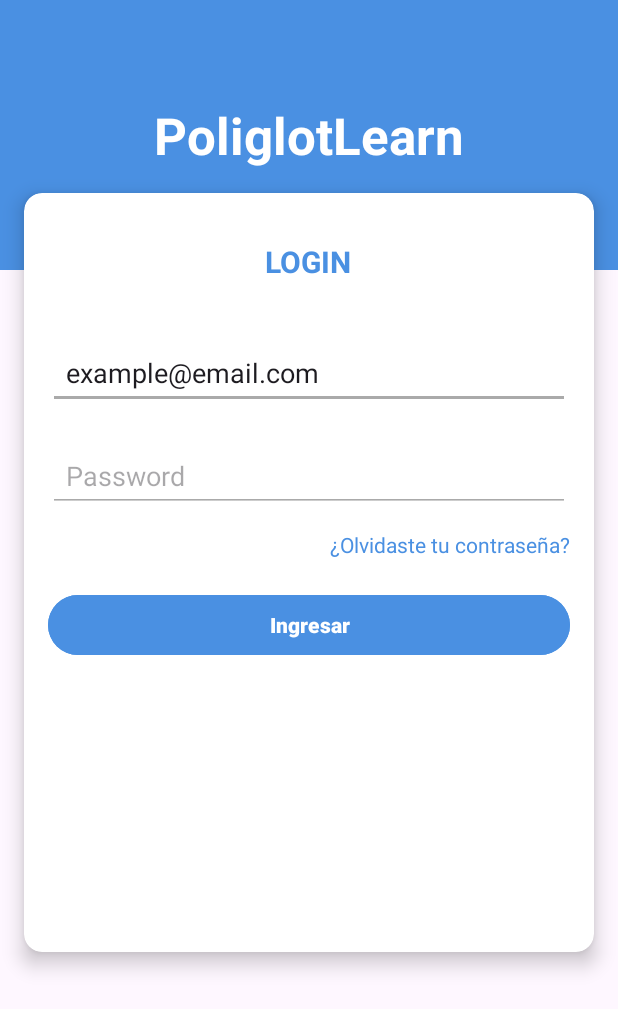
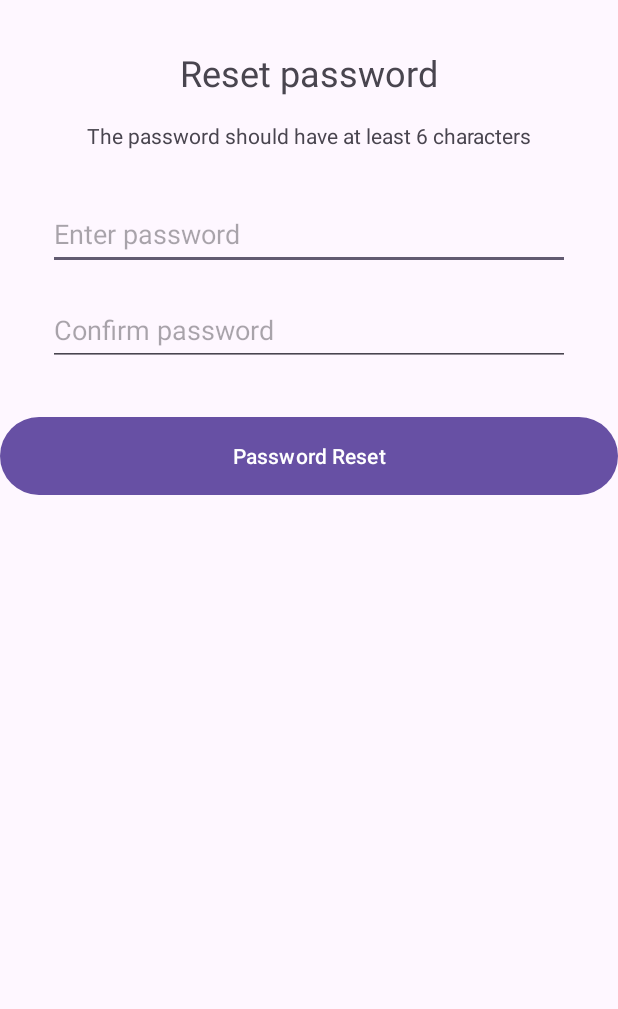
Before and after one commit to wilmersaz/PolyglotLearn, an Android app: the layout activity_main.xml on its own in the app's theme, with its tools: preview values and no code run, on a phone screen of 412 x 824 dp. Shown: the top 1009 px of the screen. Run offline under Robolectric (Android 15) with nearby library versions, the phone set to English and light mode, and no system bars.

Commit message:
creacion reset password

```diff
--- a/app/src/main/res/layout/activity_main.xml
+++ b/app/src/main/res/layout/activity_main.xml
@@ -1,110 +1,66 @@
 <?xml version="1.0" encoding="utf-8"?>
-<androidx.constraintlayout.widget.ConstraintLayout
-    xmlns:android="http://schemas.android.com/apk/res/android"
+<androidx.constraintlayout.widget.ConstraintLayout xmlns:android="http://schemas.android.com/apk/res/android"
     xmlns:app="http://schemas.android.com/apk/res-auto"
-    xmlns:tools="http://schemas.android.com/tools"
-    android:id="@+id/main"
     android:layout_width="match_parent"
-    android:layout_height="match_parent"
-    tools:context=".MainActivity">
-
-    <View
-        android:id="@+id/header"
-        android:layout_width="0dp"
-        android:layout_height="180dp"
-        android:background="@color/blue"
-        app:layout_constraintTop_toTopOf="parent"
-        app:layout_constraintStart_toStartOf="parent"
-        app:layout_constraintEnd_toEndOf="parent"/>
+    android:layout_height="match_parent">
 
     <TextView
-        android:id="@+id/appTitle"
+        android:id="@+id/textView"
         android:layout_width="wrap_content"
         android:layout_height="wrap_content"
-        android:text="PoliglotLearn"
-        android:textColor="@color/whiteTextColor"
-        android:textSize="34sp"
-        android:textStyle="bold"
-        app:layout_constraintBottom_toBottomOf="@+id/header"
+        android:layout_marginTop="32dp"
+        android:text="@string/reset_password"
+        android:textSize="24sp"
         app:layout_constraintEnd_toEndOf="parent"
         app:layout_constraintStart_toStartOf="parent"
-        app:layout_constraintTop_toTopOf="@+id/header" />
+        app:layout_constraintTop_toTopOf="parent" />
 
-    <androidx.cardview.widget.CardView
-        android:id="@+id/loginCard"
+    <TextView
+        android:id="@+id/textView2"
+        android:layout_width="wrap_content"
+        android:layout_height="wrap_content"
+        android:layout_marginTop="16dp"
+        android:text="@string/the_password_should_have_at_least_6_characters"
+        app:layout_constraintEnd_toEndOf="parent"
+        app:layout_constraintStart_toStartOf="parent"
+        app:layout_constraintTop_toBottomOf="@+id/textView" />
+
+    <EditText
+        android:id="@+id/editTextPassword"
         android:layout_width="0dp"
         android:layout_height="wrap_content"
-        android:layout_margin="16dp"
-        app:cardCornerRadius="12dp"
-        app:cardElevation="8dp"
+        android:layout_marginStart="32dp"
+        android:layout_marginTop="32dp"
+        android:layout_marginEnd="32dp"
+        android:hint="@string/enter_password"
+        android:inputType="textPassword"
+        android:minHeight="48dp"
         app:layout_constraintEnd_toEndOf="parent"
         app:layout_constraintStart_toStartOf="parent"
-        app:layout_constraintTop_toBottomOf="@id/appTitle">
+        app:layout_constraintTop_toBottomOf="@+id/textView2" />
 
-        <LinearLayout
-            android:layout_width="match_parent"
-            android:layout_height="490dp"
-            android:layout_marginBottom="16dp"
-            android:orientation="vertical"
-            android:padding="16dp">
+    <EditText
+        android:id="@+id/editTextConfirmPassword"
+        android:layout_width="0dp"
+        android:layout_height="wrap_content"
+        android:layout_marginStart="32dp"
+        android:layout_marginTop="16dp"
+        android:layout_marginEnd="32dp"
+        android:hint="@string/confirm_password"
+        android:inputType="textPassword"
+        android:minHeight="48dp"
+        app:layout_constraintEnd_toEndOf="parent"
+        app:layout_constraintStart_toStartOf="parent"
+        app:layout_constraintTop_toBottomOf="@+id/editTextPassword" />
 
-            <!-- Texto "Login" -->
-            <TextView
-                android:id="@+id/loginTitle"
-                android:layout_width="wrap_content"
-                android:layout_height="wrap_content"
-                android:layout_gravity="center_horizontal"
-                android:layout_marginTop="16dp"
-                android:layout_marginBottom="16dp"
-                android:text="LOGIN"
-                android:textColor="@color/blue"
-                android:textSize="20sp"
-                android:textStyle="bold" />
+    <Button
+        android:id="@+id/buttonResetPassword"
+        android:layout_width="match_parent"
+        android:layout_height="60dp"
+        android:layout_marginTop="30dp"
+        android:text="@string/password_reset"
+        app:layout_constraintEnd_toEndOf="parent"
+        app:layout_constraintStart_toStartOf="parent"
+        app:layout_constraintTop_toBottomOf="@+id/editTextConfirmPassword" />
 
-            <!-- Campo para el email -->
-            <EditText
-                android:id="@+id/emailEditText"
-                android:layout_width="match_parent"
-                android:layout_height="wrap_content"
-                android:layout_marginTop="20dp"
-                android:backgroundTint="@android:color/darker_gray"
-                android:hint="Username"
-                android:inputType="textEmailAddress"
-                android:padding="12dp"
-                android:text="example@email.com" />
-
-            <!-- Campo para la contraseña -->
-            <EditText
-                android:id="@+id/passwordEditText"
-                android:layout_width="match_parent"
-                android:layout_height="wrap_content"
-                android:layout_marginTop="20dp"
-                android:backgroundTint="@android:color/darker_gray"
-                android:hint="Password"
-                android:inputType="textPassword"
-                android:padding="12dp" />
-
-            <!-- Enlace para recuperar la contraseña -->
-            <TextView
-                android:id="@+id/forgotPasswordTextView"
-                android:layout_width="wrap_content"
-                android:layout_height="wrap_content"
-                android:layout_gravity="end"
-                android:layout_marginTop="12dp"
-                android:text="¿Olvidaste tu contraseña?"
-                android:textColor="@color/blue" />
-
-            <!-- Botón de login -->
-            <Button
-                android:id="@+id/loginButton"
-                android:layout_width="match_parent"
-                android:layout_height="wrap_content"
-                android:layout_marginTop="20dp"
-                android:backgroundTint="@color/blue"
-                android:text="Ingresar"
-                android:textColor="@color/white"
-                android:textStyle="bold" />
-
-        </LinearLayout>
-    </androidx.cardview.widget.CardView>
 </androidx.constraintlayout.widget.ConstraintLayout>
--- a/app/src/main/res/mipmap-anydpi-v26/ic_launcher.xml
+++ b/app/src/main/res/mipmap-anydpi-v26/ic_launcher.xml
@@ -2,4 +2,7 @@
 <adaptive-icon xmlns:android="http://schemas.android.com/apk/res/android">
     <background android:drawable="@drawable/ic_launcher_background"/>
     <foreground android:drawable="@mipmap/ic_launcher_foreground"/>
+    <background android:drawable="@drawable/ic_launcher_background" />
+    <foreground android:drawable="@drawable/ic_launcher_foreground" />
+    <monochrome android:drawable="@drawable/ic_launcher_foreground" />
 </adaptive-icon>
--- a/app/src/main/res/mipmap-anydpi-v26/ic_launcher_round.xml
+++ b/app/src/main/res/mipmap-anydpi-v26/ic_launcher_round.xml
@@ -2,4 +2,7 @@
 <adaptive-icon xmlns:android="http://schemas.android.com/apk/res/android">
     <background android:drawable="@drawable/ic_launcher_background"/>
     <foreground android:drawable="@mipmap/ic_launcher_foreground"/>
+    <background android:drawable="@drawable/ic_launcher_background" />
+    <foreground android:drawable="@drawable/ic_launcher_foreground" />
+    <monochrome android:drawable="@drawable/ic_launcher_foreground" />
 </adaptive-icon>
--- a/app/src/main/res/values/strings.xml
+++ b/app/src/main/res/values/strings.xml
@@ -1,9 +1,10 @@
 <resources>
     <string name="app_name">Polyglot Learn</string>
-    <string name="name">Nombre: Wilmer Sanchez</string>
-    <string name="age">Edad: 34 años</string>
-    <string name="profession">Profesión: Desarrollador</string>
-    <string name="city">Ciudad: Bogotá DC</string>
+    <string name="enter_password">Enter password</string>
+    <string name="reset_password">Reset password</string>
+    <string name="the_password_should_have_at_least_6_characters">The password should have at least 6 characters</string>
+    <string name="confirm_password">Confirm password</string>
+    <string name="password_reset">Password Reset</string>
     <string name="navigation_drawer_open">Open navigation drawer</string>
     <string name="navigation_drawer_close">Close navigation drawer</string>
 </resources>
```
Also changed, not shown: app/src/main/java/com/example/resetpassword/MainActivity.java (added, +24 -0 lines), app/src/main/res/drawable-v24/ic_launcher_foreground.xml (added, +30 -0 lines).
